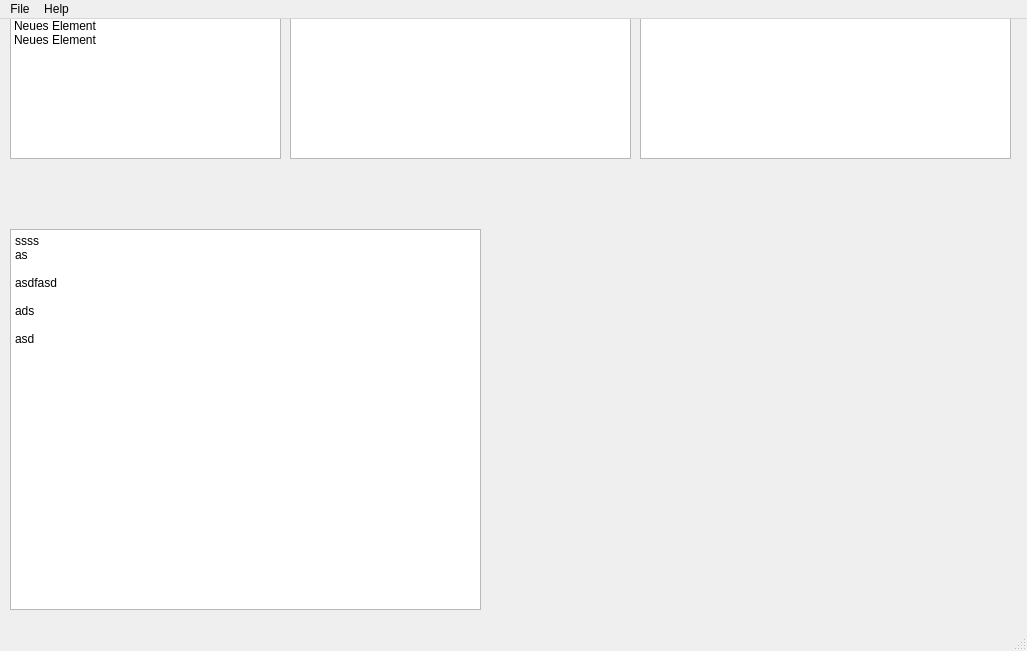
The window that mainwindow.ui (paule32/subtitler) describes before a commit, drawn with Qt 5.
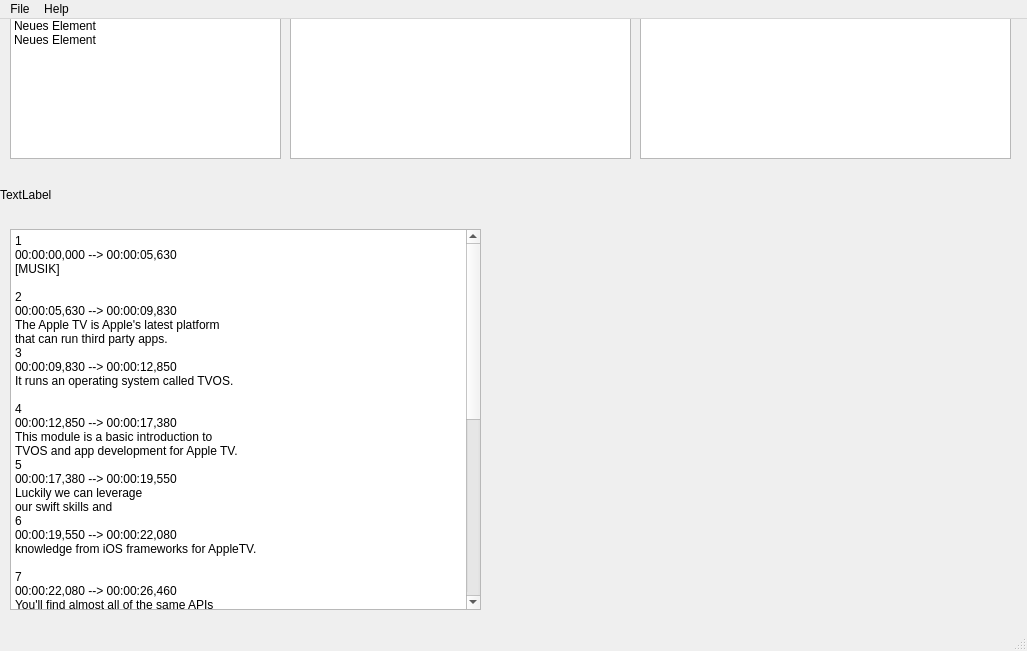
The same window after the commit. Custom widgets are drawn as their Qt base class.

```diff
--- a/mainwindow.ui
+++ b/mainwindow.ui
@@ -79,7 +79,15 @@
       <height>71</height>
      </rect>
     </property>
-    <layout class="QHBoxLayout" name="horizontalLayout_2"/>
+    <layout class="QHBoxLayout" name="horizontalLayout_2">
+     <item>
+      <widget class="QLabel" name="label">
+       <property name="text">
+        <string>TextLabel</string>
+       </property>
+      </widget>
+     </item>
+    </layout>
    </widget>
    <widget class="QWidget" name="horizontalLayoutWidget_3">
     <property name="geometry">
@@ -94,14 +102,58 @@
      <item>
       <widget class="MyEditor" name="plainTextEdit">
        <property name="plainText">
-        <string>ssss
-as
+        <string>1
+00:00:00,000 --&gt; 00:00:05,630
+[MUSIK]
 
-asdfasd
+2
+00:00:05,630 --&gt; 00:00:09,830
+The Apple TV is Apple's latest platform
+that can run third party apps.
+3
+00:00:09,830 --&gt; 00:00:12,850
+It runs an operating system called TVOS.
 
-ads
+4
+00:00:12,850 --&gt; 00:00:17,380
+This module is a basic introduction to
+TVOS and app development for Apple TV.
+5
+00:00:17,380 --&gt; 00:00:19,550
+Luckily we can leverage
+our swift skills and
+6
+00:00:19,550 --&gt; 00:00:22,080
+knowledge from iOS frameworks for AppleTV.
 
-asd</string>
+7
+00:00:22,080 --&gt; 00:00:26,460
+You'll find almost all of the same APIs
+and frameworks from iOS on the AppleTV OS
+8
+00:00:26,460 --&gt; 00:00:29,840
+as well with some small but
+important additions.
+9
+00:00:29,840 --&gt; 00:00:33,440
+Even the basic structure of apps is
+very similar, with storyboards and
+10
+00:00:33,440 --&gt; 00:00:35,780
+view controllers being
+central to your app.
+11
+00:00:35,780 --&gt; 00:00:39,560
+But the user interaction model for
+Apple TV apps is quite different.
+12
+00:00:39,560 --&gt; 00:00:43,471
+So we'll focus on some of these
+differences by adapting some of the code
+13
+00:00:43,471 --&gt; 00:00:47,462
+from the previous networking and
+persistence modules app for Apple TV.</string>
        </property>
       </widget>
      </item>
```
